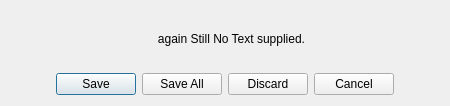
Before: the Qt Designer form librecad/src/ui/dialogs/main/qg_exitdialog.ui in LibreCAD/LibreCAD, drawn with Qt 5.
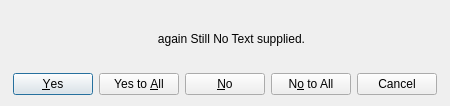
After: the same form once the commit is applied.

```diff
--- a/librecad/src/ui/dialogs/main/qg_exitdialog.ui
+++ b/librecad/src/ui/dialogs/main/qg_exitdialog.ui
@@ -64,7 +64,7 @@
    <item row="1" column="0" colspan="2">
     <widget class="QDialogButtonBox" name="buttonBox">
      <property name="standardButtons">
-      <set>QDialogButtonBox::Cancel|QDialogButtonBox::Discard|QDialogButtonBox::Save|QDialogButtonBox::SaveAll</set>
+      <set>QDialogButtonBox::Cancel|QDialogButtonBox::No|QDialogButtonBox::NoToAll|QDialogButtonBox::Yes|QDialogButtonBox::YesToAll</set>
      </property>
      <property name="centerButtons">
       <bool>true</bool>
```
Left out of the diff: 2 changed lines with no effect on the pictures.
